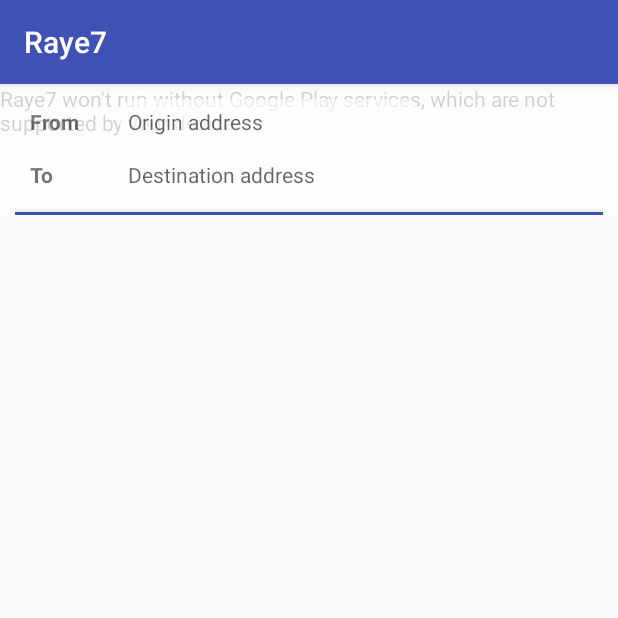
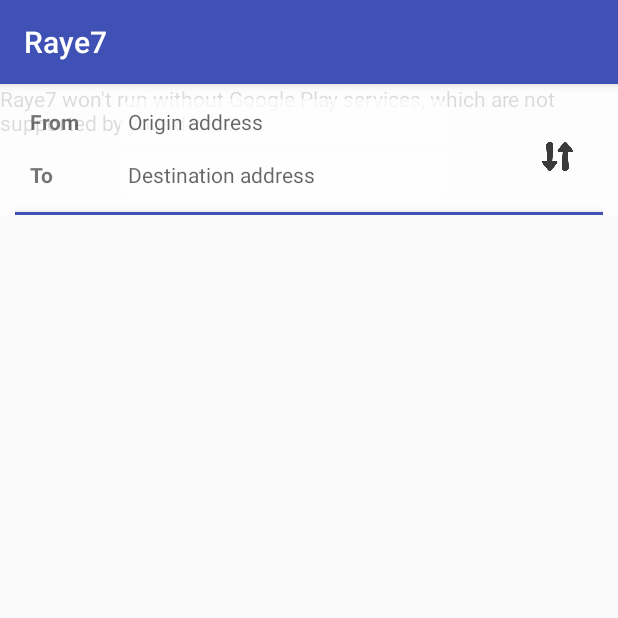
Before and after one commit to HaniMohamed/Raye7, an Android app: the screen it shows after launch (MainActivity), on a phone screen of 412 x 824 dp, the top half of it. Run offline under Robolectric (Android 15) with nearby library versions, the light colour scheme and no system bars.

Commit message:
Showing Multiple Routes. Could Select among them

```diff
--- a/app/src/main/res/drawable/textview_back.xml
+++ b/app/src/main/res/drawable/textview_back.xml
@@ -1,8 +1,9 @@
 <?xml version="1.0" encoding="utf-8"?>
 <shape
     xmlns:android="http://schemas.android.com/apk/res/android"
-    android:shape="rectangle" android:padding="10dp">
-    <solid android:color="#A0FFFFFF"/>
+    android:padding="10dp"
+    android:shape="rectangle">
+    <solid android:color="#BBFFFFFF" />
     <corners android:radius="10dp"/>
 
 </shape>
--- a/app/src/main/res/layout/activity_main.xml
+++ b/app/src/main/res/layout/activity_main.xml
@@ -1,11 +1,9 @@
-<RelativeLayout
-    xmlns:android="http://schemas.android.com/apk/res/android"
-    xmlns:map="http://schemas.android.com/apk/res-auto"
+<RelativeLayout xmlns:android="http://schemas.android.com/apk/res/android"
     xmlns:tools="http://schemas.android.com/tools"
-    tools:context="com.proga.hani.raye7.MainActivity"
     android:layout_width="match_parent"
     android:layout_height="match_parent"
-    android:orientation="vertical"  >
+    android:orientation="vertical"
+    tools:context="com.proga.hani.raye7.MainActivity">
 
 
 
@@ -20,13 +18,30 @@
         android:id="@+id/form_LL"
         android:layout_width="match_parent"
         android:layout_height="wrap_content"
+        android:background="#BBFFFFFF"
         android:orientation="vertical"
+        android:paddingLeft="10dp"
         android:paddingRight="10dp"
-        android:paddingTop="10dp"
-        android:paddingLeft="10dp"
-        android:background="#AAFFFFFF">
+        android:paddingTop="10dp">
 
+        <RelativeLayout
+            android:layout_width="match_parent"
+            android:layout_height="match_parent">
+
+            <ImageView
+                android:id="@+id/replace"
+                android:layout_width="50dp"
+                android:layout_height="50dp"
+                android:layout_alignParentRight="true"
+                android:layout_centerVertical="true"
+                android:layout_marginRight="5dp"
+                android:background="?attr/selectableItemBackgroundBorderless"
+                android:clickable="true"
+                android:padding="10dp"
+                android:rotation="90"
+                android:src="@drawable/replace" />
         <LinearLayout
+            android:id="@+id/from"
             android:layout_width="wrap_content"
             android:layout_height="wrap_content"
             android:orientation="horizontal">
@@ -34,47 +49,50 @@
             <TextView
                 android:layout_width="50dp"
                 android:layout_height="wrap_content"
+                android:layout_marginLeft="10dp"
                 android:text="From"
-                android:layout_marginLeft="10dp"
                 android:textStyle="bold"/>
 
             <TextView
-                android:layout_width="200dp"
+                android:id="@+id/etOrigin"
+                android:layout_width="220dp"
                 android:layout_height="30dp"
-                android:padding="5dp"
+                android:layout_marginLeft="10dp"
                 android:background="@drawable/textview_back"
                 android:gravity="center_vertical"
-                android:id="@+id/etOrigin"
-                android:layout_marginLeft="10dp"
+                android:hint="Origin address"
                 android:maxLines="5"
-                android:hint="Origin address" />
+                android:padding="5dp" />
 
 
         </LinearLayout>
 
     <LinearLayout
+        android:id="@+id/to"
         android:layout_width="wrap_content"
         android:layout_height="wrap_content"
-        android:paddingTop="5dp"
-        android:orientation="horizontal">
+        android:layout_below="@id/from"
+        android:orientation="horizontal"
+        android:paddingTop="5dp">
 
         <TextView
             android:layout_width="50dp"
+            android:layout_height="wrap_content"
             android:layout_marginLeft="10dp"
-            android:layout_height="wrap_content"
             android:text="To"
             android:textStyle="bold"/>
 
 
         <TextView
-            android:layout_width="200dp"
+            android:id="@+id/etDestination"
+            android:layout_width="220dp"
             android:layout_height="30dp"
-            android:padding="5dp"
+            android:layout_marginLeft="10dp"
             android:background="@drawable/textview_back"
-            android:gravity="center_vertical"               android:hint="Destination address"
+            android:gravity="center_vertical"
+            android:hint="Destination address"
             android:maxLines="5"
-            android:id="@+id/etDestination"
-            android:layout_marginLeft="10dp"/>
+            android:padding="5dp" />
 
 
     </LinearLayout>
@@ -82,9 +100,12 @@
         <LinearLayout
             android:layout_width="match_parent"
             android:layout_height="2dp"
+            android:layout_below="@id/to"
             android:layout_marginTop="10dp"
-            android:elevation="4dp"
-            android:background="@color/colorPrimary"/>
+            android:background="@color/colorPrimary"
+            android:elevation="4dp" />
+
+        </RelativeLayout>
 
     </LinearLayout>
 
@@ -92,46 +113,46 @@
     <LinearLayout
         android:layout_width="match_parent"
         android:layout_height="wrap_content"
-        android:orientation="horizontal"
-        android:padding="5dp"
+        android:layout_alignParentBottom="true"
         android:background="#98FFFFFF"
         android:gravity="center"
-        android:layout_alignParentBottom="true">
+        android:orientation="horizontal"
+        android:padding="5dp">
         <Button
+            android:id="@+id/btnFindPath"
             android:layout_width="120dp"
             android:layout_height="40dp"
+            android:background="@drawable/button_back"
+            android:elevation="2dp"
             android:text="Take My car"
-            android:textStyle="bold"
-            android:elevation="2dp"
-            android:background="@drawable/button_back"
             android:textColor="@android:color/white"
-            android:id="@+id/btnFindPath" />
+            android:textStyle="bold" />
 
         <ImageView
+            android:layout_width="40dp"
+            android:layout_height="40dp"
             android:layout_marginLeft="30dp"
             android:layout_marginTop="5dp"
+            android:src="@drawable/ic_distance"/>
+        <TextView
+            android:id="@+id/tvDistance"
+            android:layout_width="wrap_content"
+            android:layout_height="wrap_content"
+            android:layout_marginLeft="5dp"
+            android:text="0 km" />
+
+        <ImageView
             android:layout_width="40dp"
             android:layout_height="40dp"
-            android:src="@drawable/ic_distance"/>
-        <TextView
-            android:layout_marginLeft="5dp"
-            android:layout_width="wrap_content"
-            android:layout_height="wrap_content"
-            android:text="0 km"
-            android:id="@+id/tvDistance" />
-
-        <ImageView
             android:layout_marginLeft="20dp"
             android:layout_marginTop="5dp"
-            android:layout_width="40dp"
-            android:layout_height="40dp"
             android:padding="5dp"
             android:src="@drawable/ic_clock"/>
         <TextView
-            android:layout_marginLeft="5dp"
+            android:id="@+id/tvDuration"
             android:layout_width="wrap_content"
             android:layout_height="wrap_content"
-            android:text="0 min"
-            android:id="@+id/tvDuration" />
+            android:layout_marginLeft="5dp"
+            android:text="0 min" />
     </LinearLayout>
 </RelativeLayout>
```
Also changed, not shown: app/src/main/java/Modules/DirectionFinder.java (+37 -37 lines), app/src/main/java/com/proga/hani/raye7/MainActivity.java (+55 -2 lines), app/src/main/res/drawable/replace.png (added).
